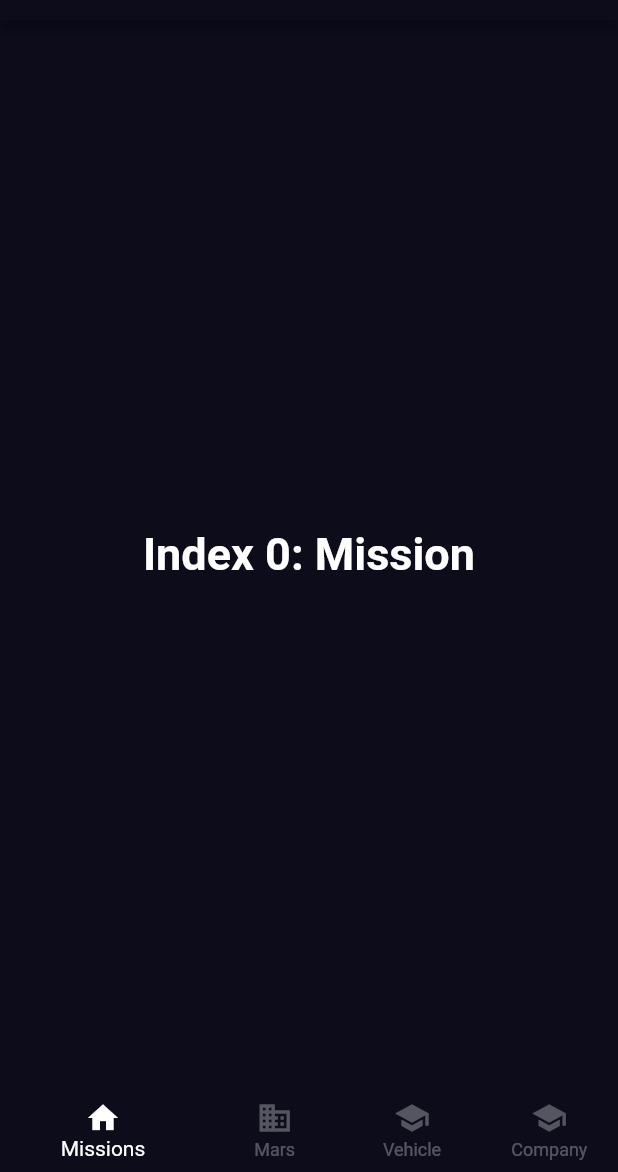
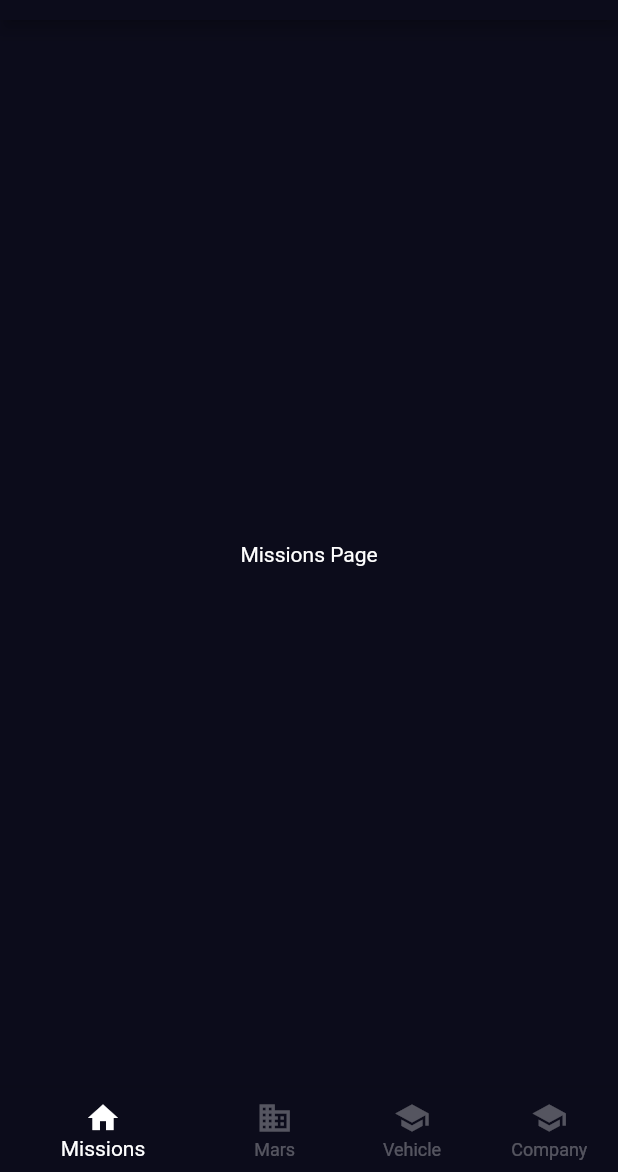
Before and after one commit to rootFaheem/thespaceinfo, a Flutter app: the screen it shows after launch, on a phone screen of 412 x 824 dp, the part 64-1236 px from its top. Run offline on Flutter 3.47's test engine with Material 2 defaults, Android fonts, the phone set to English and light mode, and no system bars.

Commit message:
missions screen added

```diff
--- /dev/null
+++ b/lib/app/modules/missions/missions.dart
@@ -0,0 +1,11 @@
+import 'package:flutter/material.dart';
+
+class Missions extends StatelessWidget {
+  static const routeName = "missions";
+  @override
+  Widget build(BuildContext context) {
+    return Container(
+      child: Text('Missions Page'),
+    );
+  }
+}
--- a/lib/main.dart
+++ b/lib/main.dart
@@ -1,6 +1,8 @@
 import 'package:flutter/material.dart';
-import 'package:thespaceinfo/app/layout/MyBottomNavigationBar.dart';
-import 'app/layout/MyAppDrawer.dart';
+
+import './app/layout//MyAppDrawer.dart';
+import './app/modules/missions/missions.dart';
+import './app/layout/MyBottomNavigationBar.dart';
 
 void main() => runApp(MyApp());
 
@@ -58,6 +60,10 @@ class _MyAppState extends State<MyApp> {
 // bool useTextSelectionTheme})
       ),
       home: MyHomePage(title: 'TheSpaceInfo'),
+      initialRoute: '/',
+      routes: {
+        Missions.routeName: (ctx) => Missions(),
+      },
     );
   }
 }
@@ -77,11 +83,8 @@ class _MyHomePageState extends State<MyHomePage> {
 
   static const TextStyle optionStyle =
       TextStyle(fontSize: 30, fontWeight: FontWeight.bold);
-  static const List<Widget> _widgetOptions = <Widget>[
-    Text(
-      'Index 0: Mission',
-      style: optionStyle,
-    ),
+  static List<Widget> _widgetOptions = <Widget>[
+    Missions(),
     Text(
       'Index 1: Mars',
       style: optionStyle,
```
